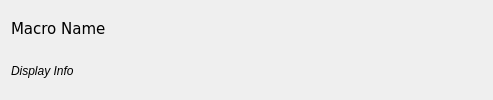
Above: android/android-emu/android/skin/qt/extended-pages/record-macro-saved-item.ui from aosp-mirror/platform_external_qemu before the change. Below: the same form after it.
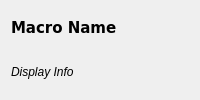
That is the form after the change.

Commit message: MacroUI: Show gif preview of recorded macros when selected.

Diff of the .ui file:
```diff
--- a/android/android-emu/android/skin/qt/extended-pages/record-macro-saved-item.ui
+++ b/android/android-emu/android/skin/qt/extended-pages/record-macro-saved-item.ui
@@ -2,18 +2,25 @@
 <ui version="4.0">
  <class>RecordMacroSavedItem</class>
  <widget class="QWidget" name="RecordMacroSavedItem">
-  <property name="geometry">
-   <rect>
-    <x>0</x>
-    <y>0</y>
-    <width>493</width>
-    <height>100</height>
-   </rect>
+  <property name="sizePolicy">
+   <sizepolicy hsizetype="Maximum" vsizetype="Preferred">
+    <horstretch>0</horstretch>
+    <verstretch>0</verstretch>
+   </sizepolicy>
   </property>
   <property name="windowTitle">
    <string>Form</string>
   </property>
   <layout class="QVBoxLayout" name="verticalLayout">
+   <property name="spacing">
+    <number>0</number>
+   </property>
+   <property name="topMargin">
+    <number>6</number>
+   </property>
+   <property name="bottomMargin">
+    <number>6</number>
+   </property>
    <item>
     <widget class="QLabel" name="name">
      <property name="sizePolicy">
@@ -26,6 +33,8 @@
       <font>
        <family>DejaVu Sans</family>
        <pointsize>11</pointsize>
+       <weight>75</weight>
+       <bold>true</bold>
       </font>
      </property>
      <property name="lineWidth">
@@ -41,6 +50,12 @@
    </item>
    <item>
     <widget class="QLabel" name="displayInfo">
+     <property name="maximumSize">
+      <size>
+       <width>16777215</width>
+       <height>16777214</height>
+      </size>
+     </property>
      <property name="font">
       <font>
        <italic>true</italic>
```
The commit also changes 3 other files.
